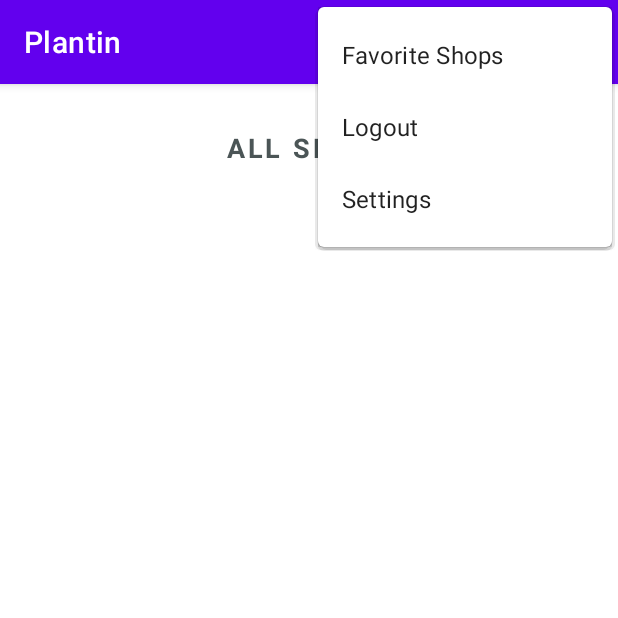
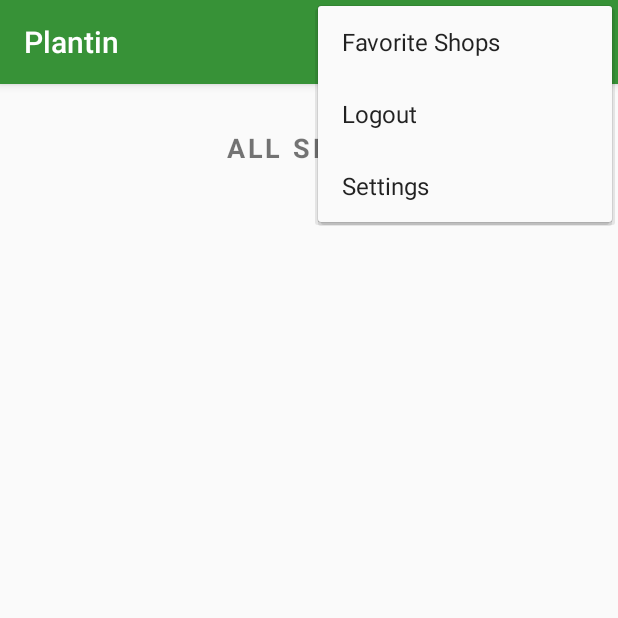
Before and after one commit to winstonkhoe/plantin, an Android app: the HomeActivity screen opened directly, with no data from a screen before it, with the options menu open, on a phone screen of 412 x 824 dp, the top half of it. Run offline under Robolectric (Android 15) with nearby library versions, the phone set to English and light mode, and no system bars; our stand-ins replace Picasso, Volley; network calls fail; pictures from the network do not load.

Commit message:
fixed change theme

```diff
--- a/app/src/main/res/layout/activity_home.xml
+++ b/app/src/main/res/layout/activity_home.xml
@@ -16,7 +16,7 @@
         android:textAllCaps="true"
         android:letterSpacing="0.1"
         android:layout_gravity="left"
-        android:textColor="#4b5556"
+
         android:text="All Shops"
         android:textStyle="bold"
         android:layout_marginTop="30dp"
--- a/app/src/main/res/values-night/themes.xml
+++ b/app/src/main/res/values-night/themes.xml
@@ -1,16 +1,18 @@
 <resources xmlns:tools="http://schemas.android.com/tools">
     <!-- Base application theme. -->
-    <style name="Theme.Plantin" parent="Theme.MaterialComponents.DayNight.DarkActionBar">
+    <style name="Theme.Plantin" parent="Theme.AppCompat.DayNight.DarkActionBar">
         <!-- Primary brand color. -->
-        <item name="colorPrimary">@color/purple_200</item>
-        <item name="colorPrimaryVariant">@color/purple_700</item>
+        <item name="colorPrimary">@color/dark</item>
+        <item name="colorPrimaryVariant">@color/green</item>
         <item name="colorOnPrimary">@color/black</item>
+        <item name="colorPrimaryDark">@color/dark</item>
         <!-- Secondary brand color. -->
         <item name="colorSecondary">@color/teal_200</item>
         <item name="colorSecondaryVariant">@color/teal_200</item>
-        <item name="colorOnSecondary">@color/black</item>
+        <item name="colorOnSecondary">@color/white</item>
         <!-- Status bar color. -->
-        <item name="android:statusBarColor" tools:targetApi="l">?attr/colorPrimaryVariant</item>
+        <item name="android:statusBarColor" tools:targetApi="l">?attr/colorPrimaryDark</item>
         <!-- Customize your theme here. -->
+        <item name="android:textColorPrimary">@color/white</item>
     </style>
 </resources>
--- a/app/src/main/res/values/colors.xml
+++ b/app/src/main/res/values/colors.xml
@@ -7,4 +7,7 @@
     <color name="teal_700">#FF018786</color>
     <color name="black">#FF000000</color>
     <color name="white">#FFFFFFFF</color>
+    <color name="green">#ADE792</color>
+    <color name="green_2">#379237</color>
+    <color name="dark">#282A3A</color>
 </resources>
--- a/app/src/main/res/values/themes.xml
+++ b/app/src/main/res/values/themes.xml
@@ -1,16 +1,16 @@
 <resources xmlns:tools="http://schemas.android.com/tools">
     <!-- Base application theme. -->
-    <style name="Theme.Plantin" parent="Theme.MaterialComponents.DayNight.DarkActionBar">
+    <style name="Theme.Plantin" parent="Theme.AppCompat.DayNight.DarkActionBar">
         <!-- Primary brand color. -->
-        <item name="colorPrimary">@color/purple_500</item>
-        <item name="colorPrimaryVariant">@color/purple_700</item>
+        <item name="colorPrimary">@color/green_2</item>
+        <item name="colorPrimaryVariant">@color/green</item>
         <item name="colorOnPrimary">@color/white</item>
         <!-- Secondary brand color. -->
         <item name="colorSecondary">@color/teal_200</item>
         <item name="colorSecondaryVariant">@color/teal_700</item>
         <item name="colorOnSecondary">@color/black</item>
         <!-- Status bar color. -->
-        <item name="android:statusBarColor" tools:targetApi="l">?attr/colorPrimaryVariant</item>
+        <item name="android:statusBarColor" tools:targetApi="l">?attr/colorPrimary</item>
         <!-- Customize your theme here. -->
     </style>
 </resources>
```
